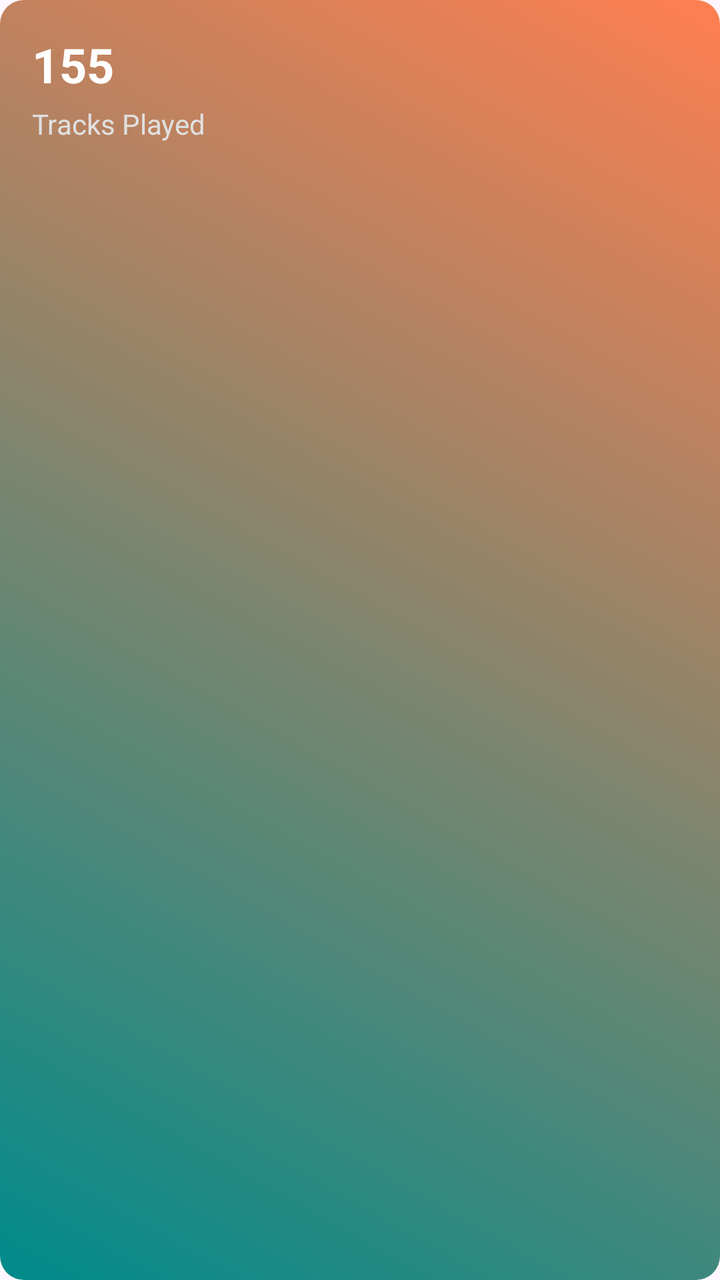
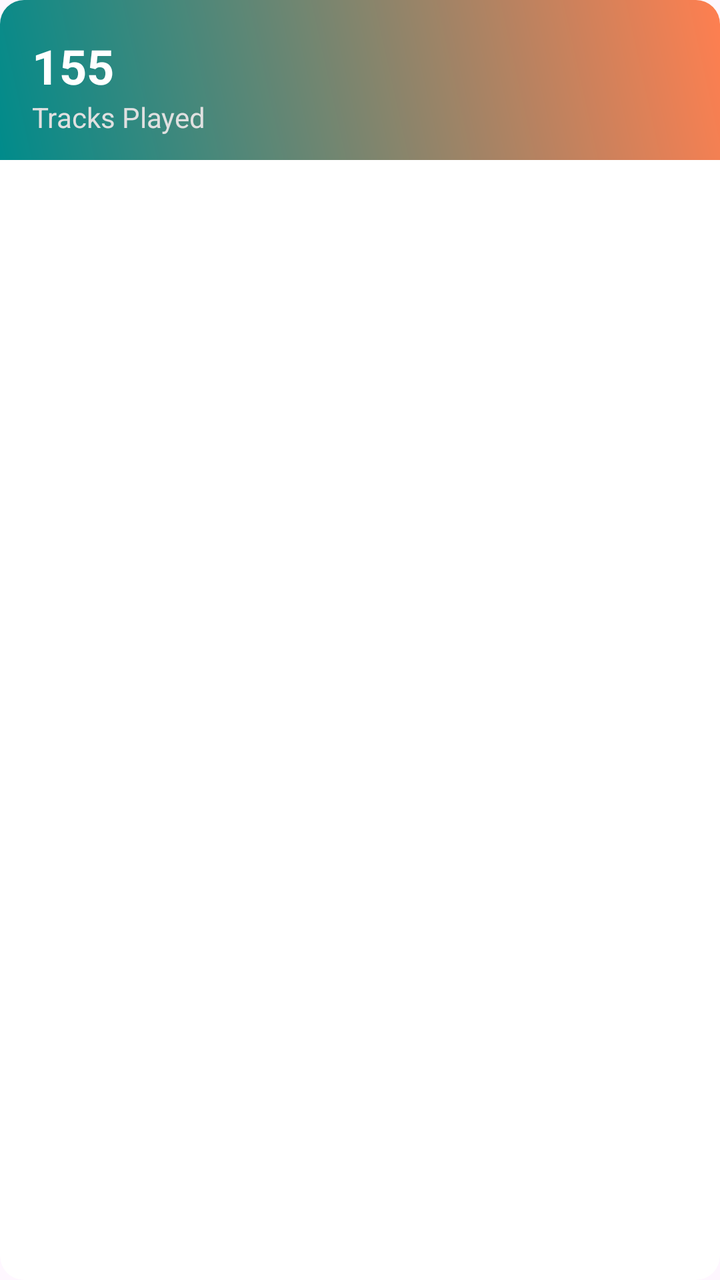

The first picture is an Android layout as it rendered before a commit; the second is the same layout after the commit. The layout source and the unified diff follow.
<!-- AndroidManifest.xml: application theme Theme.ViBePlayer -->
<!-- res/layout/item_stats_card_3.xml -->
<?xml version="1.0" encoding="utf-8"?>
<androidx.cardview.widget.CardView xmlns:android="http://schemas.android.com/apk/res/android"
    xmlns:app="http://schemas.android.com/apk/res-auto"
    android:layout_width="match_parent"
    android:layout_height="100dp"
    android:layout_margin="4dp"
    app:cardCornerRadius="12dp"
    app:cardElevation="0dp">

    <androidx.constraintlayout.widget.ConstraintLayout
        android:layout_width="match_parent"
        android:layout_height="match_parent"
        android:background="@drawable/bg_gradient_bl_to_tr">

        <TextView
            android:id="@+id/txtCount"
            android:layout_width="wrap_content"
            android:layout_height="wrap_content"
            android:layout_marginStart="16dp"
            android:layout_marginTop="16dp"
            android:text="155"
            android:textColor="@color/white"
            android:textSize="24sp"
            android:textStyle="bold"
            app:layout_constraintStart_toStartOf="parent"
            app:layout_constraintTop_toTopOf="parent" />

        <TextView
            android:id="@+id/txtLabel"
            android:layout_width="wrap_content"
            android:layout_height="wrap_content"
            android:layout_marginTop="4dp"
            android:text="Tracks Played"
            android:textColor="#E0E0E0"
            android:textSize="14sp"
            app:layout_constraintStart_toStartOf="@id/txtCount"
            app:layout_constraintTop_toBottomOf="@id/txtCount" />

    </androidx.constraintlayout.widget.ConstraintLayout>
</androidx.cardview.widget.CardView>
<!-- resources referenced by this layout -->
<resources>
  <color name="white">#FFFFFFFF</color>
  <!-- drawable bg_gradient_bl_to_tr (drawable) -->
  <?xml version="1.0" encoding="utf-8"?>
  <shape xmlns:android="http://schemas.android.com/apk/res/android">
      <gradient
          android:startColor="#008B8B"
          android:endColor="#FF7F50"
          android:angle="45"/>
  </shape>
  <style name="Theme.ViBePlayer" parent="Base.Theme.ViBePlayer" />
  <style name="Base.Theme.ViBePlayer" parent="Theme.Material3.DayNight.NoActionBar">
          
          
      </style>
</resources>

<!-- the commit's change to res/layout/item_stats_card_3.xml (unified diff, before → after) -->
@@ -9,11 +9,11 @@
 
     <androidx.constraintlayout.widget.ConstraintLayout
         android:layout_width="match_parent"
-        android:layout_height="match_parent"
+        android:layout_height="80dp"
         android:background="@drawable/bg_gradient_bl_to_tr">
 
         <TextView
-            android:id="@+id/txtCount"
+            android:id="@+id/txtStatValue"
             android:layout_width="wrap_content"
             android:layout_height="wrap_content"
             android:layout_marginStart="16dp"
@@ -23,18 +23,19 @@
             android:textSize="24sp"
             android:textStyle="bold"
             app:layout_constraintStart_toStartOf="parent"
-            app:layout_constraintTop_toTopOf="parent" />
+            app:layout_constraintBottom_toTopOf="@id/txtStatName" />
 
         <TextView
-            android:id="@+id/txtLabel"
+            android:id="@+id/txtStatName"
             android:layout_width="wrap_content"
             android:layout_height="wrap_content"
             android:layout_marginTop="4dp"
             android:text="Tracks Played"
             android:textColor="#E0E0E0"
             android:textSize="14sp"
-            app:layout_constraintStart_toStartOf="@id/txtCount"
-            app:layout_constraintTop_toBottomOf="@id/txtCount" />
+            android:layout_marginBottom="12sp"
+            app:layout_constraintStart_toStartOf="@id/txtStatValue"
+            app:layout_constraintBottom_toBottomOf="parent" />
 
     </androidx.constraintlayout.widget.ConstraintLayout>
 </androidx.cardview.widget.CardView>
